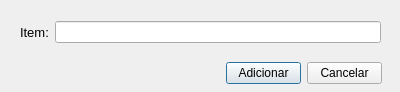
This is Lucas-Veloso/nitemdialog.ui in LucVeloso/Qt as Qt 5 draws it before an edit. The edited form follows.
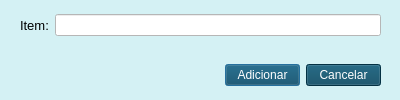
This is the edited form.

The edit to the form file:
```diff
--- a/Lucas-Veloso/nitemdialog.ui
+++ b/Lucas-Veloso/nitemdialog.ui
@@ -7,19 +7,22 @@
     <x>0</x>
     <y>0</y>
     <width>400</width>
-    <height>92</height>
+    <height>100</height>
    </rect>
   </property>
   <property name="windowTitle">
    <string>Dialog</string>
   </property>
+  <property name="styleSheet">
+   <string notr="true">background-color: rgb(212, 241, 244);</string>
+  </property>
   <widget class="QWidget" name="layoutWidget">
    <property name="geometry">
     <rect>
      <x>20</x>
-     <y>20</y>
+     <y>10</y>
      <width>361</width>
-     <height>24</height>
+     <height>30</height>
     </rect>
    </property>
    <layout class="QHBoxLayout" name="horizontalLayout">
@@ -37,6 +40,9 @@
     </item>
     <item>
      <widget class="QLineEdit" name="NItemEnt">
+      <property name="styleSheet">
+       <string notr="true">background-color: rgb(255, 255, 255);</string>
+      </property>
       <property name="text">
        <string/>
       </property>
@@ -47,10 +53,10 @@
   <widget class="QWidget" name="layoutWidget">
    <property name="geometry">
     <rect>
-     <x>21</x>
-     <y>61</y>
+     <x>20</x>
+     <y>60</y>
      <width>361</width>
-     <height>25</height>
+     <height>30</height>
     </rect>
    </property>
    <layout class="QHBoxLayout" name="horizontalLayout_2">
@@ -72,6 +78,11 @@
         <height>16777215</height>
        </size>
       </property>
+      <property name="styleSheet">
+       <string notr="true">background-color: rgb(5, 68, 94);
+border-color: rgb(255, 255, 255);
+color: rgb(255, 255, 255);</string>
+      </property>
       <property name="text">
        <string>Adicionar</string>
       </property>
@@ -88,6 +99,11 @@
         <height>16777215</height>
        </size>
       </property>
+      <property name="styleSheet">
+       <string notr="true">background-color: rgb(5, 68, 94);
+border-color: rgb(255, 255, 255);
+color: rgb(255, 255, 255);</string>
+      </property>
       <property name="text">
        <string>Cancelar</string>
       </property>
```
